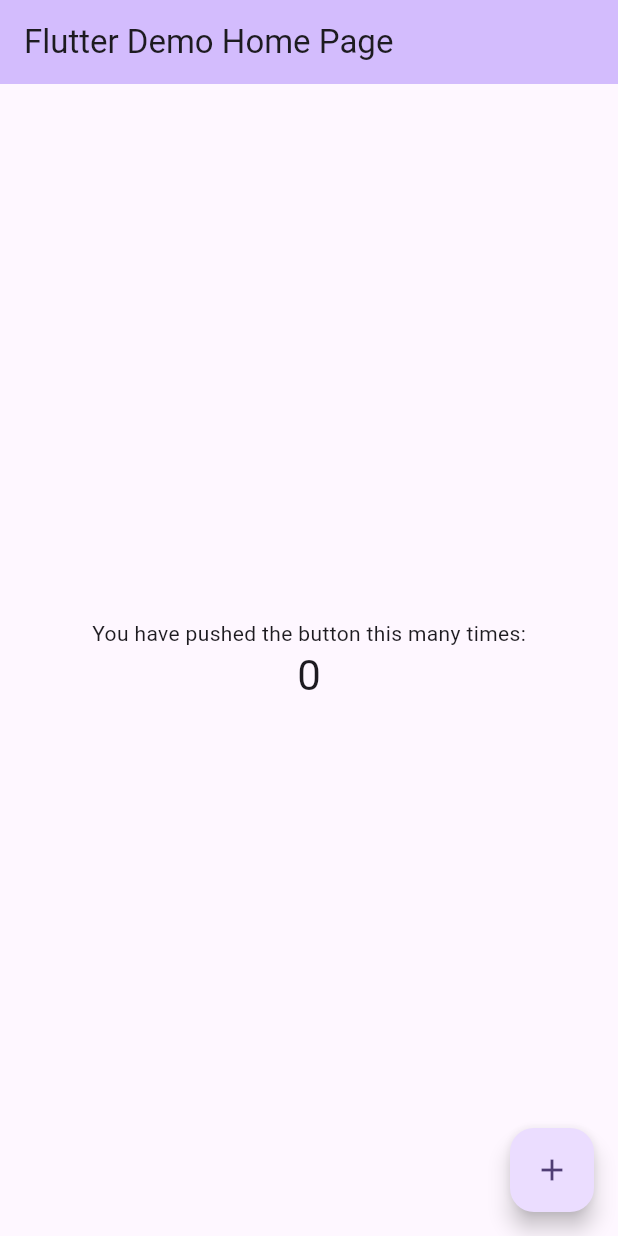
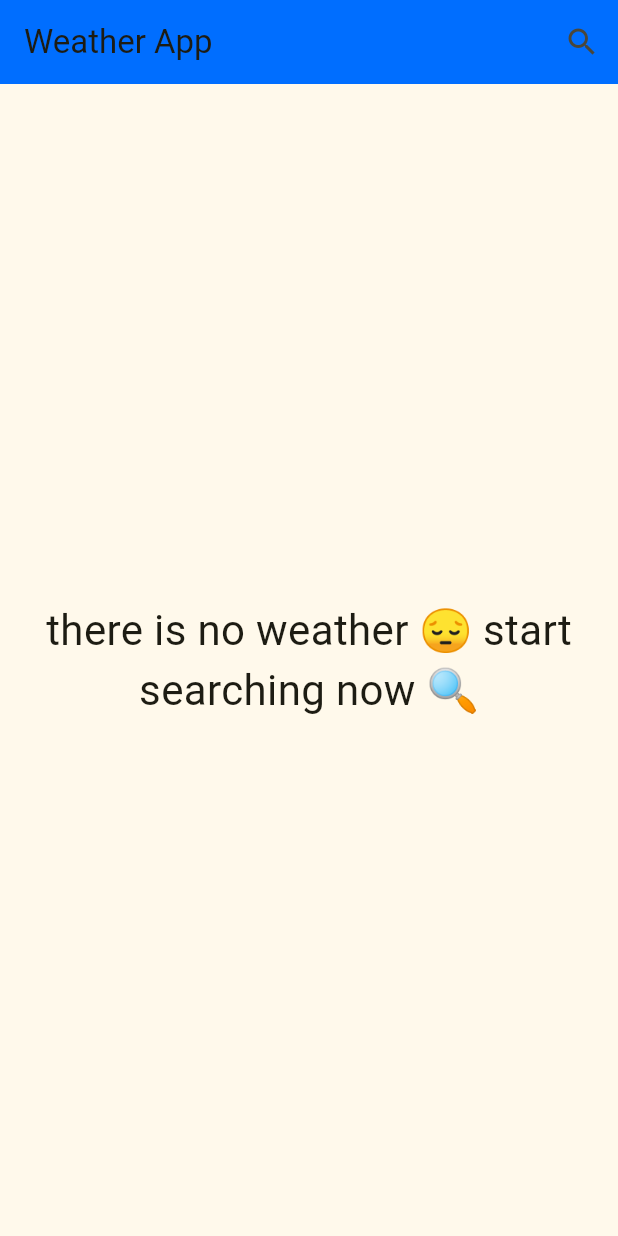
Before and after one commit to AliAttia635/Weather-App, a Flutter app: the screen it shows after launch, on a phone screen of 412 x 824 dp. Run offline on Flutter 3.47's test engine with Material 3 defaults, Android fonts, the phone set to English and light mode, and no system bars; our stand-ins replace dio, flutter_bloc.

Commit message:
small issue in Material color theme

```diff
--- /dev/null
+++ b/devtools_options.yaml
@@ -0,0 +1 @@
+extensions:
--- /dev/null
+++ b/lib/cubits/get_weather_cubit/get_weather_states.dart
@@ -0,0 +1,12 @@
+import 'package:weather_app/models/weather_model.dart';
+
+class WeatherState {}
+
+class NoWeatherState extends WeatherState {}
+
+class WeatherLoadedState extends WeatherState {
+  final WeatherModel weatherModel;
+  WeatherLoadedState(this.weatherModel);
+}
+
+class WeatherFailureState extends WeatherState {}
--- a/lib/main.dart
+++ b/lib/main.dart
@@ -1,125 +1,61 @@
 import 'package:flutter/material.dart';
+import 'package:flutter_bloc/flutter_bloc.dart';
+import 'package:weather_app/cubits/get_weather_cubit/get_weather_cubit.dart';
+import 'package:weather_app/cubits/get_weather_cubit/get_weather_states.dart';
+import 'package:weather_app/views/home_view.dart';
 
 void main() {
-  runApp(const MyApp());
+  runApp(const WeatherApp());
 }
 
-class MyApp extends StatelessWidget {
-  const MyApp({super.key});
+class WeatherApp extends StatelessWidget {
+  const WeatherApp({Key? key}) : super(key: key);
 
-  // This widget is the root of your application.
   @override
   Widget build(BuildContext context) {
-    return MaterialApp(
-      title: 'Flutter Demo',
-      theme: ThemeData(
-        // This is the theme of your application.
-        //
-        // TRY THIS: Try running your application with "flutter run". You'll see
-        // the application has a purple toolbar. Then, without quitting the app,
-        // try changing the seedColor in the colorScheme below to Colors.green
-        // and then invoke "hot reload" (save your changes or press the "hot
-        // reload" button in a Flutter-supported IDE, or press "r" if you used
-        // the command line to start the app).
-        //
-        // Notice that the counter didn't reset back to zero; the application
-        // state is not lost during the reload. To reset the state, use hot
-        // restart instead.
-        //
-        // This works for code too, not just values: Most code changes can be
-        // tested with just a hot reload.
-        colorScheme: ColorScheme.fromSeed(seedColor: Colors.deepPurple),
-        useMaterial3: true,
+    return BlocProvider(
+      create: (context) => GetWeatherCubit(),
+      child: Builder(
+        builder: (context) => BlocBuilder<GetWeatherCubit, WeatherState>(
+          builder: (context, state) {
+            return MaterialApp(
+              theme: ThemeData(
+                colorScheme: ColorScheme.fromSeed(
+                  seedColor: getThemeColor(BlocProvider.of<GetWeatherCubit>(
+                          context)
+                      .weatherModel
+                      ?.weatherStatus), // This will set the color for the entire app
+                ),
+                // Set your default color here
+                // primaryColor: Colors.red,
+                // scaffoldBackgroundColor: getThemeColor(
+                //     BlocProvider.of<GetWeatherCubit>(context)
+                //         .weatherModel
+                //         ?.weatherStatus),
+                // appBarTheme: AppBarTheme(
+                //   backgroundColor: getThemeColor(BlocProvider.of<GetWeatherCubit>(
+                //           context)
+                //       .weatherModel
+                //       ?.weatherStatus), // Applies to the AppBar background color
+                // ),
+              ),
+              home: HomeView(),
+            );
+          },
+        ),
       ),
-      home: const MyHomePage(title: 'Flutter Demo Home Page'),
     );
   }
 }
 
-class MyHomePage extends StatefulWidget {
-  const MyHomePage({super.key, required this.title});
-
-  // This widget is the home page of your application. It is stateful, meaning
-  // that it has a State object (defined below) that contains fields that affect
-  // how it looks.
-
-  // This class is the configuration for the state. It holds the values (in this
-  // case the title) provided by the parent (in this case the App widget) and
-  // used by the build method of the State. Fields in a Widget subclass are
-  // always marked "final".
-
-  final String title;
-
-  @override
-  State<MyHomePage> createState() => _MyHomePageState();
-}
-
-class _MyHomePageState extends State<MyHomePage> {
-  int _counter = 0;
-
-  void _incrementCounter() {
-    setState(() {
-      // This call to setState tells the Flutter framework that something has
-      // changed in this State, which causes it to rerun the build method below
-      // so that the display can reflect the updated values. If we changed
-      // _counter without calling setState(), then the build method would not be
-      // called again, and so nothing would appear to happen.
-      _counter++;
-    });
-  }
-
-  @override
-  Widget build(BuildContext context) {
-    // This method is rerun every time setState is called, for instance as done
-    // by the _incrementCounter method above.
-    //
-    // The Flutter framework has been optimized to make rerunning build methods
-    // fast, so that you can just rebuild anything that needs updating rather
-    // than having to individually change instances of widgets.
-    return Scaffold(
-      appBar: AppBar(
-        // TRY THIS: Try changing the color here to a specific color (to
-        // Colors.amber, perhaps?) and trigger a hot reload to see the AppBar
-        // change color while the other colors stay the same.
-        backgroundColor: Theme.of(context).colorScheme.inversePrimary,
-        // Here we take the value from the MyHomePage object that was created by
-        // the App.build method, and use it to set our appbar title.
-        title: Text(widget.title),
-      ),
-      body: Center(
-        // Center is a layout widget. It takes a single child and positions it
-        // in the middle of the parent.
-        child: Column(
-          // Column is also a layout widget. It takes a list of children and
-          // arranges them vertically. By default, it sizes itself to fit its
-          // children horizontally, and tries to be as tall as its parent.
-          //
-          // Column has various properties to control how it sizes itself and
-          // how it positions its children. Here we use mainAxisAlignment to
-          // center the children vertically; the main axis here is the vertical
-          // axis because Columns are vertical (the cross axis would be
-          // horizontal).
-          //
-          // TRY THIS: Invoke "debug painting" (choose the "Toggle Debug Paint"
-          // action in the IDE, or press "p" in the console), to see the
-          // wireframe for each widget.
-          mainAxisAlignment: MainAxisAlignment.center,
-          children: <Widget>[
-            const Text(
-              'You have pushed the button this many times:',
-            ),
-            Text(
-              '$_counter',
-              style: Theme.of(context).textTheme.headlineMedium,
-            ),
-          ],
-        ),
-      ),
-      floatingActionButton: FloatingActionButton(
-        onPressed: _incrementCounter,
-        tooltip: 'Increment',
-        child: const Icon(Icons.add),
-      ), // This trailing comma makes auto-formatting nicer for build methods.
-    );
+MaterialColor getThemeColor(String? condition) {
+  if (condition == null) {
+    return Colors.yellow;
+  } else if (condition == 'Sunny') {
+    return Colors.orange;
+  } else if (condition == "cloudy") {
+    return Colors.grey;
+  } else {
+    return Colors.green;
   }
 }
--- /dev/null
+++ b/lib/models/weather_model.dart
@@ -0,0 +1,31 @@
+class WeatherModel {
+  final String cityName;
+  final DateTime timeUpdate;
+  final String? image;
+  final double temp;
+  final double maxTemp;
+  final double minTemp;
+  final String weatherStatus;
+
+  WeatherModel(
+      {required this.cityName,
+      required this.timeUpdate,
+      this.image,
+      required this.temp,
+      required this.maxTemp,
+      required this.minTemp,
+      required this.weatherStatus});
+
+  factory WeatherModel.fromJson(json) {
+    return WeatherModel(
+      cityName: json['location']['name'],
+      timeUpdate: DateTime.parse(json['current']['last_updated']),
+      temp: json['forecast']['forecastday'][0]?['day']['avgtemp_c'],
+      maxTemp: json['forecast']['forecastday'][0]?['day']['maxtemp_c'],
+      minTemp: json['forecast']['forecastday'][0]?['day']['mintemp_c'],
+      weatherStatus: json['forecast']['forecastday'][0]?['day']['condition']
+          ['text'],
+      image: json['forecast']['forecastday'][0]?['day']['condition']['icon'],
+    );
+  }
+}
--- /dev/null
+++ b/lib/services/weather_service.dart
@@ -0,0 +1,30 @@
+import 'dart:developer';
+
+import 'package:dio/dio.dart';
+import 'package:weather_app/models/weather_model.dart';
+import 'package:weather_app/views/search_view.dart';
+
+class WeatherService {
+  final Dio dio;
+
+  WeatherService(this.dio);
+
+  String baseURL = 'http://api.weatherapi.com/v1';
+  String apiKey = '30a6206e387843379d9190150241205';
+  Future<WeatherModel> getCurrentWeather({required String cityName}) async {
+    try {
+      Response response = await dio
+          .get('$baseURL/forecast.json?key=$apiKey&q=$cityName&days=7');
+
+      WeatherModel weatherModel = WeatherModel.fromJson(response.data);
+      return weatherModel; // Return the parsed WeatherModel
+    } on DioException catch (e) {
+      final String errorMsg = e.response?.data['error']['message'] ??
+          'oops there was an error message';
+      throw Exception(errorMsg);
+    } catch (e) {
+      log(e.toString());
+      throw Exception('oops there was an error , try later');
+    }
+  }
+}
--- /dev/null
+++ b/lib/views/home_view.dart
@@ -0,0 +1,49 @@
+import 'package:flutter/material.dart';
+import 'package:flutter_bloc/flutter_bloc.dart';
+import 'package:weather_app/cubits/get_weather_cubit/get_weather_cubit.dart';
+import 'package:weather_app/cubits/get_weather_cubit/get_weather_states.dart';
+import 'package:weather_app/views/search_view.dart';
+import 'package:weather_app/widgets/no_weather_body.dart';
+import 'package:weather_app/widgets/weather_info_body.dart';
+
+class HomeView extends StatefulWidget {
+  const HomeView({Key? key}) : super(key: key);
+
+  @override
+  State<HomeView> createState() => _HomeViewState();
+}
+
+class _HomeViewState extends State<HomeView> {
+  @override
+  Widget build(BuildContext context) {
+    return Scaffold(
+      appBar: AppBar(
+        title: const Text('Weather App'),
+        backgroundColor: Color.fromRGBO(0, 110, 255, 1),
+        actions: [
+          IconButton(
+              onPressed: () {
+                Navigator.of(context).push(
+                  MaterialPageRoute(
+                    builder: (context) {
+                      return const SearchView();
+                    },
+                  ),
+                );
+              },
+              icon: Icon(Icons.search))
+        ],
+      ),
+      body:
+          BlocBuilder<GetWeatherCubit, WeatherState>(builder: (context, state) {
+        if (state is NoWeatherState) {
+          return NoWeatherBody();
+        } else if (state is WeatherLoadedState) {
+          return WeatherInfoBody();
+        } else {
+          return Text("opps there was an error");
+        }
+      }),
+    );
+  }
+}
--- /dev/null
+++ b/lib/widgets/no_weather_body.dart
@@ -0,0 +1,38 @@
+import 'package:flutter/material.dart';
+
+class NoWeatherBody extends StatefulWidget {
+  const NoWeatherBody({
+    Key? key,
+  }) : super(key: key);
+
+  @override
+  State<NoWeatherBody> createState() => _NoWeatherBodyState();
+}
+
+class _NoWeatherBodyState extends State<NoWeatherBody> {
+  @override
+  Widget build(BuildContext context) {
+    return const Padding(
+      padding: EdgeInsets.symmetric(horizontal: 16),
+      child: Center(
+        child: Column(
+          mainAxisSize: MainAxisSize.min,
+          children: [
+            Text(
+              'there is no weather 😔 start',
+              style: TextStyle(
+                fontSize: 28,
+              ),
+            ),
+            Text(
+              'searching now 🔍',
+              style: TextStyle(
+                fontSize: 28,
+              ),
+            ),
+          ],
+        ),
+      ),
+    );
+  }
+}
```
Also changed, not shown: lib/cubits/get_weather_cubit/get_weather_cubit.dart (added, +28 -0 lines), lib/views/search_view.dart (added, +51 -0 lines), lib/widgets/weather_info_body.dart (added, +90 -0 lines), pubspec.yaml (+6 -6 lines), assets/images/clear.png (added), assets/images/cloudy.png (added), assets/images/rainy.png (added), assets/images/snow.png (added), assets/images/thunderstorm.png (added), pubspec.lock, 6 other files.
